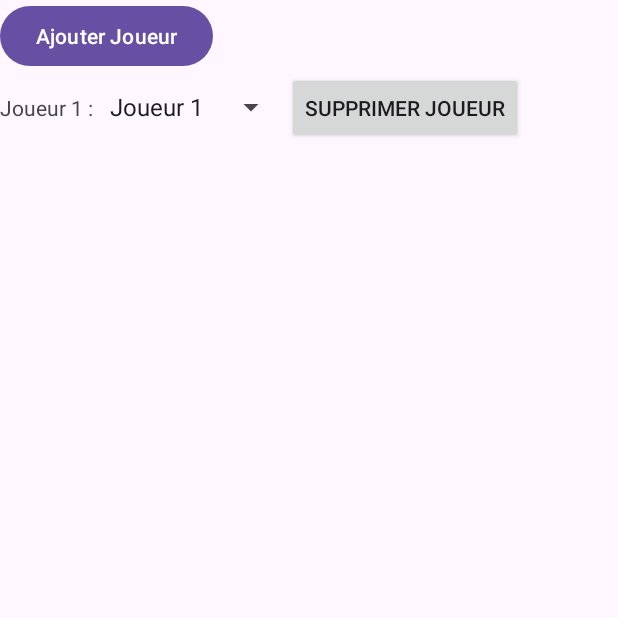
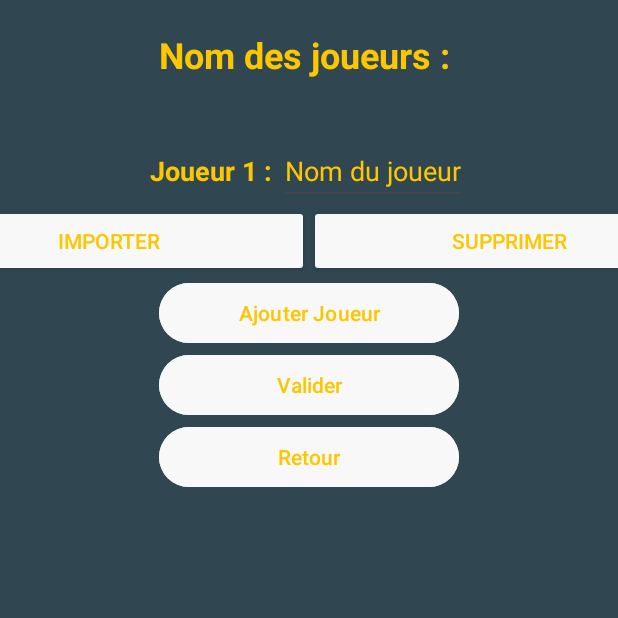
Before and after one commit to ulyssedahiez/kisuije, an Android app: the NewGameActivity screen opened directly, with no data from a screen before it, after a tap on "Ajouter Joueur", on a phone screen of 412 x 824 dp, the top half of it. Run offline under Robolectric (Android 15) with nearby library versions, the light colour scheme and no system bars.

Commit message:
(feat/ajoutPage): Ajout de la page NewGameActivity

```diff
--- a/app/src/main/java/com/example/ulysse/dahiez/tp1/kisuije/NewGameActivity.kt
+++ b/app/src/main/java/com/example/ulysse/dahiez/tp1/kisuije/NewGameActivity.kt
@@ -1,13 +1,15 @@
 package com.example.ulysse.dahiez.tp1.kisuije
 
 import android.os.Bundle
+import android.view.Gravity
 import android.view.View
-import android.widget.ArrayAdapter
 import android.widget.Button
+import android.widget.EditText
 import android.widget.LinearLayout
-import android.widget.Spinner
 import android.widget.TextView
+import androidx.appcompat.app.AlertDialog
 import androidx.appcompat.app.AppCompatActivity
+import androidx.core.content.ContextCompat
 
 
 class NewGameActivity : AppCompatActivity() {
@@ -17,46 +19,122 @@ class NewGameActivity : AppCompatActivity() {
     override fun onCreate(savedInstanceState: Bundle?) {
         super.onCreate(savedInstanceState)
         setContentView(R.layout.new_game)
-
         containerLayout = findViewById(R.id.containerLayout)
     }
 
     fun onAddPlayerButtonClick(view: View) {
-        if (playerCount < 6) {  // Limite à 6 joueurs, ajuste selon tes besoins
+        if (playerCount < 6) {
             playerCount++
 
-            // Créer un nouveau LinearLayout horizontal pour chaque joueur
-            val playerLayout = LinearLayout(this)
-            playerLayout.orientation = LinearLayout.HORIZONTAL
-
-            val textView = TextView(this)
-            textView.text = "Joueur $playerCount : "
-
-            val spinner = Spinner(this)
-            // Configurer le spinner avec les noms des joueurs ou d'autres données
-            val playerNames = listOf("Joueur 1", "Joueur 2", "Joueur 3")
-            val adapter = ArrayAdapter(this, android.R.layout.simple_spinner_item, playerNames)
-            adapter.setDropDownViewResource(android.R.layout.simple_spinner_dropdown_item)
-            spinner.adapter = adapter
-
-            val btnRemovePlayer = Button(this)
-            btnRemovePlayer.text = "Supprimer Joueur"
-            btnRemovePlayer.setOnClickListener {
-                onRemovePlayerButtonClick(playerLayout)
-            }
-
-            // Ajouter les éléments au LinearLayout du joueur
-            playerLayout.addView(textView)
-            playerLayout.addView(spinner)
-            playerLayout.addView(btnRemovePlayer)
-
-            // Ajouter le LinearLayout du joueur au conteneur principal
-            containerLayout.addView(playerLayout)
+            val playerLayout = createPlayerLayout()
+            containerLayout.addView(playerLayout, 1)
         }
     }
 
-    fun onRemovePlayerButtonClick(playerLayout: LinearLayout) {
+    private fun createPlayerLayout(): LinearLayout {
+        val playerLayout = LinearLayout(this)
+        playerLayout.orientation = LinearLayout.VERTICAL
+
+        val nameLayout = createNameLayout()
+        playerLayout.addView(nameLayout)
+
+        val buttonsLayout = createButtonsLayout(nameLayout.getChildAt(1) as EditText)
+        playerLayout.addView(buttonsLayout)
+
+        return playerLayout
+    }
+
+    private fun createNameLayout(): LinearLayout {
+        val nameLayout = LinearLayout(this)
+        nameLayout.orientation = LinearLayout.HORIZONTAL
+
+        val textView = createTextView()
+        val playerNameEditText = createEditText()
+
+        nameLayout.addView(textView)
+        nameLayout.addView(playerNameEditText)
+        nameLayout.gravity = Gravity.CENTER
+
+        return nameLayout
+    }
+
+    private fun createButtonsLayout(playerNameEditText: EditText): LinearLayout {
+        val buttonsLayout = LinearLayout(this)
+        buttonsLayout.orientation = LinearLayout.HORIZONTAL
+        buttonsLayout.gravity = Gravity.CENTER
+
+        val btnImportPlayer = createButton("Importer") {
+            showImportPlayerDialog(playerNameEditText)
+        }
+        val btnRemovePlayer = createButton("Supprimer") {
+            onRemovePlayerButtonClick(buttonsLayout.parent as LinearLayout)
+        }
+
+        val buttonWidthInDp = 400
+        val buttonLayoutParams = LinearLayout.LayoutParams(
+            buttonWidthInDp,
+            LinearLayout.LayoutParams.WRAP_CONTENT
+        )
+
+        btnImportPlayer.layoutParams = buttonLayoutParams
+        btnRemovePlayer.layoutParams = buttonLayoutParams
+
+        buttonsLayout.addView(btnImportPlayer)
+        buttonsLayout.addView(btnRemovePlayer)
+
+        return buttonsLayout
+    }
+
+    private fun createTextView(): TextView {
+        val textView = TextView(this)
+        textView.text = "Joueur $playerCount : "
+        textView.textSize = 18f
+        val colorResId = R.color.yellow
+        val textColor = ContextCompat.getColor(this, colorResId)
+        textView.setTextColor(textColor)
+        textView.setTypeface(null, 1)
+        return textView
+    }
+
+    private fun createEditText(): EditText {
+        val playerNameEditText = EditText(this)
+        playerNameEditText.hint = "Nom du joueur"
+        val colorResId = R.color.yellow
+        val textColor = ContextCompat.getColor(this, colorResId)
+        playerNameEditText.setTextColor(textColor)
+        playerNameEditText.setHintTextColor(textColor)
+        return playerNameEditText
+    }
+
+    private fun createButton(text: String, onClickListener: () -> Unit): Button {
+        val button = Button(this)
+        button.text = text
+        button.backgroundTintList = ContextCompat.getColorStateList(this, R.color.white)
+        val colorResId = R.color.yellow
+        val textColor = ContextCompat.getColor(this, colorResId)
+        button.setTextColor(textColor)
+        button.setOnClickListener { onClickListener.invoke() }
+        return button
+    }
+
+    private fun onRemovePlayerButtonClick(playerLayout: LinearLayout) {
         containerLayout.removeView(playerLayout)
         playerCount--
     }
+
+    private fun showImportPlayerDialog(playerNameEditText: EditText) {
+        val playerNames = arrayOf("Joueur 1", "Joueur 2", "Joueur 3")
+        val builder = AlertDialog.Builder(this)
+        builder.setTitle("Choisir un joueur existant")
+
+        builder.setItems(playerNames) { _, which ->
+            val selectedPlayer = playerNames[which]
+            playerNameEditText.setText(selectedPlayer)
+        }
+
+        builder.setNegativeButton("Annuler") { dialog, _ ->
+            dialog.dismiss()
+        }
+        builder.show()
+    }
 }
--- a/app/src/main/res/layout/new_game.xml
+++ b/app/src/main/res/layout/new_game.xml
@@ -1,17 +1,57 @@
-<?xml version="1.0" encoding="utf-8"?>
-<LinearLayout xmlns:android="http://schemas.android.com/apk/res/android"
+<androidx.core.widget.NestedScrollView
+    xmlns:android="http://schemas.android.com/apk/res/android"
     xmlns:app="http://schemas.android.com/apk/res-auto"
     xmlns:tools="http://schemas.android.com/tools"
     android:layout_width="match_parent"
+    android:background="@color/background_color"
+    android:layout_height="match_parent">
+
+    <LinearLayout
+        android:id="@+id/containerLayout"
+        android:layout_width="match_parent"
         android:layout_height="match_parent"
-    android:id="@+id/containerLayout"
         android:orientation="vertical"
-    tools:context=".NewGameActivity">
+        android:background="@color/background_color">
+
+        <TextView
+            android:layout_width="wrap_content"
+            android:layout_height="51dp"
+            android:layout_gravity="center"
+            android:layout_marginTop="20dp"
+            android:layout_marginBottom="20dp"
+            android:text="Nom des joueurs : "
+            android:textColor="@color/yellow"
+            android:textSize="24sp"
+            android:textStyle="bold" />
 
         <Button
             android:id="@+id/btnAddPlayer"
-        android:layout_width="wrap_content"
+            android:layout_width="200dp"
             android:layout_height="wrap_content"
+            android:layout_gravity="center"
+            android:backgroundTint="@color/white"
+            android:onClick="onAddPlayerButtonClick"
             android:text="Ajouter Joueur"
-        android:onClick="onAddPlayerButtonClick" />
+            android:textColor="@color/yellow" />
+
+        <Button
+            android:id="@+id/validate"
+            android:layout_width="200dp"
+            android:layout_height="wrap_content"
+            android:layout_gravity="center"
+            android:backgroundTint="@color/white"
+            android:onClick="onvalidateButtonClick"
+            android:text="Valider"
+            android:textColor="@color/yellow" />
+
+        <Button
+            android:id="@+id/back"
+            android:layout_width="200dp"
+            android:layout_height="wrap_content"
+            android:layout_gravity="center"
+            android:backgroundTint="@color/white"
+            android:onClick="onBackButtonClick"
+            android:text="Retour"
+            android:textColor="@color/yellow" />
     </LinearLayout>
+</androidx.core.widget.NestedScrollView>
```
Lines whose indentation alone changed are shown as unchanged.
